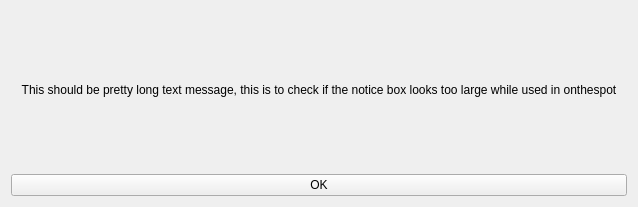
The window that src/onthespot/gui/qtui/notice.ui (moddroid94/onthespot) describes before a commit, drawn with Qt 5.
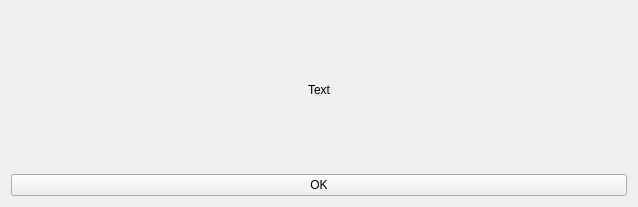
The same window after the commit.

What changed in the file:
```diff
--- a/src/onthespot/gui/qtui/notice.ui
+++ b/src/onthespot/gui/qtui/notice.ui
@@ -17,7 +17,7 @@
    <item>
     <widget class="QLabel" name="lb_main">
      <property name="text">
-      <string>This should be pretty long text message, this is to check if the notice box looks too large while used in onthespot</string>
+      <string>Text</string>
      </property>
      <property name="scaledContents">
       <bool>true</bool>
```
